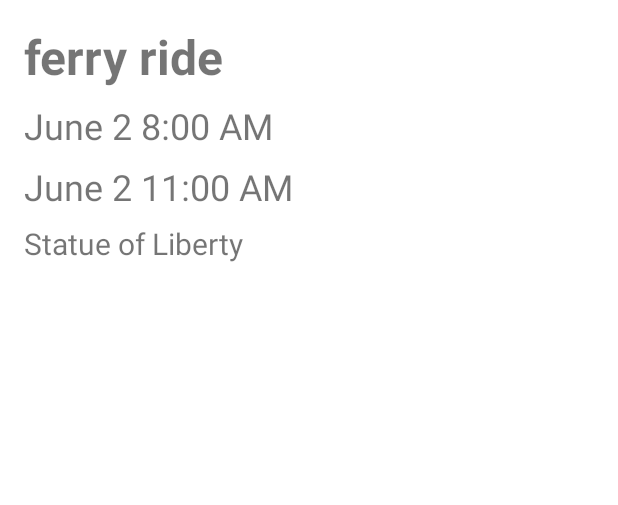
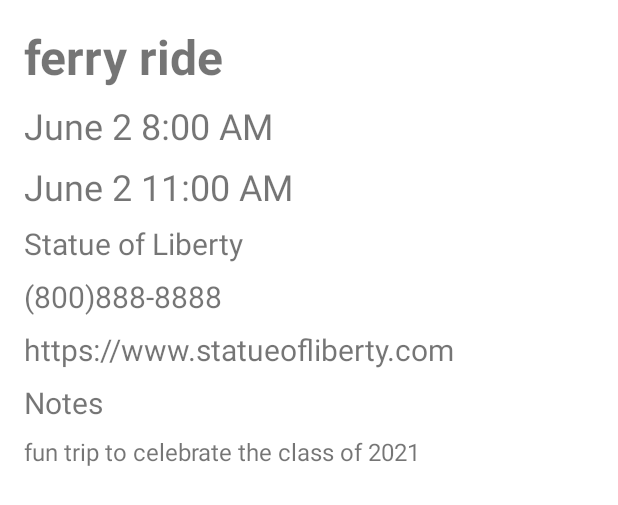
Before and after one commit to jesslin02/TripBuddy, an Android app: the layout activity_event_detail.xml on its own in the app's theme, with its tools: preview values and no code run, on a phone screen of 412 x 824 dp. Shown: the top 505 px of the screen. Run offline under Robolectric (Android 15) with nearby library versions, the phone set to English and light mode, and no system bars.

Commit message:
updated detail activity for events and trips

```diff
--- a/app/src/main/java/com/tripbuddy/EventDetailActivity.java
+++ b/app/src/main/java/com/tripbuddy/EventDetailActivity.java
@@ -38,5 +38,8 @@ public class EventDetailActivity extends AppCompatActivity {
         binding.tvLocation.setText(event.getLocation());
         binding.tvStart.setText(event.getStart());
         binding.tvEnd.setText(event.getEnd());
+        binding.tvPhone.setText(String.valueOf(event.getPhone()));
+        binding.tvWebsite.setText(event.getWebsite());
+        binding.tvNotes.setText(event.getNotes());
     }
 }
--- a/app/src/main/java/com/tripbuddy/TripDetailActivity.java
+++ b/app/src/main/java/com/tripbuddy/TripDetailActivity.java
@@ -37,7 +37,7 @@ public class TripDetailActivity extends AppCompatActivity {
         binding.tvDestination.setText(trip.getDestination());
         String fullDate = trip.getStart() + " - " + trip.getEnd();
         binding.tvDate.setText(fullDate);
-
+        binding.tvNotes.setText(trip.getNotes());
         binding.btnItinerary.setOnClickListener(new View.OnClickListener() {
             @Override
             public void onClick(View v) {
--- a/app/src/main/java/com/tripbuddy/models/Event.java
+++ b/app/src/main/java/com/tripbuddy/models/Event.java
@@ -60,12 +60,10 @@ public class Event extends ParseObject {
     }
 
     public void setStart(Calendar cal) {
-        // Date start = newDate(dateList.get(0), dateList.get(1), dateList.get(2), dateList.get(3), dateList.get(4));
         put(KEY_START, cal.getTime());
     }
 
     public void setEnd(Calendar cal) {
-        // Date end = newDate(dateList.get(0), dateList.get(1), dateList.get(2), dateList.get(3), dateList.get(4));
         put(KEY_END, cal.getTime());
     }
 
--- a/app/src/main/java/com/tripbuddy/models/Trip.java
+++ b/app/src/main/java/com/tripbuddy/models/Trip.java
@@ -57,21 +57,11 @@ public class Trip extends ParseObject {
         return sdFormat.format(date);
     }
 
-    private static Date newDate(int month, int date, int year) {
-        // REMINDER: month value is 0 indexed (0 for january, 1 for february, etc)
-        Calendar cal = Calendar.getInstance();
-        cal.clear();
-        cal.set(year, month - 1, date);
-        return cal.getTime();
-    }
-
     public void setStart(Calendar cal) {
-        // Date start = newDate(dateList.get(0), dateList.get(1), dateList.get(2));
         put(KEY_START, cal.getTime());
     }
 
     public void setEnd(Calendar cal) {
-        // Date end = newDate(dateList.get(0), dateList.get(1), dateList.get(2));
         put(KEY_END, cal.getTime());
     }
 
--- a/app/src/main/res/layout/activity_event_detail.xml
+++ b/app/src/main/res/layout/activity_event_detail.xml
@@ -51,4 +51,50 @@
         app:layout_constraintTop_toBottomOf="@id/tvStart"
         tools:text="June 2 11:00 AM"/>
 
+    <TextView
+        android:id="@+id/tvPhone"
+        android:layout_width="wrap_content"
+        android:layout_height="wrap_content"
+        android:layout_marginStart="16dp"
+        android:layout_marginTop="8dp"
+        android:textSize="20sp"
+        app:layout_constraintStart_toStartOf="parent"
+        app:layout_constraintTop_toBottomOf="@id/tvLocation"
+        tools:text="(800)888-8888"/>
+
+    <TextView
+        android:id="@+id/tvWebsite"
+        android:layout_width="wrap_content"
+        android:layout_height="wrap_content"
+        android:layout_marginStart="16dp"
+        android:layout_marginTop="8dp"
+        android:textSize="20sp"
+        app:layout_constraintStart_toStartOf="parent"
+        app:layout_constraintTop_toBottomOf="@id/tvPhone"
+        tools:text="https://www.statueofliberty.com"/>
+
+    <TextView
+        android:id="@+id/tvNoteTitle"
+        android:layout_width="match_parent"
+        android:layout_height="wrap_content"
+        android:layout_marginTop="8dp"
+        android:layout_marginHorizontal="16dp"
+        android:text="Notes"
+        android:textSize="20sp"
+        app:layout_constraintEnd_toEndOf="parent"
+        app:layout_constraintStart_toStartOf="parent"
+        app:layout_constraintTop_toBottomOf="@+id/tvWebsite"/>
+
+    <TextView
+        android:id="@+id/tvNotes"
+        android:layout_width="match_parent"
+        android:layout_height="wrap_content"
+        android:layout_marginTop="8dp"
+        android:layout_marginHorizontal="16dp"
+        android:textSize="16sp"
+        app:layout_constraintEnd_toEndOf="parent"
+        app:layout_constraintStart_toStartOf="parent"
+        app:layout_constraintTop_toBottomOf="@+id/tvNoteTitle"
+        tools:text="fun trip to celebrate the class of 2021"/>
+
 </androidx.constraintlayout.widget.ConstraintLayout>
```
Also changed, not shown: app/src/main/java/com/tripbuddy/Utils.java (+6 -3 lines).
